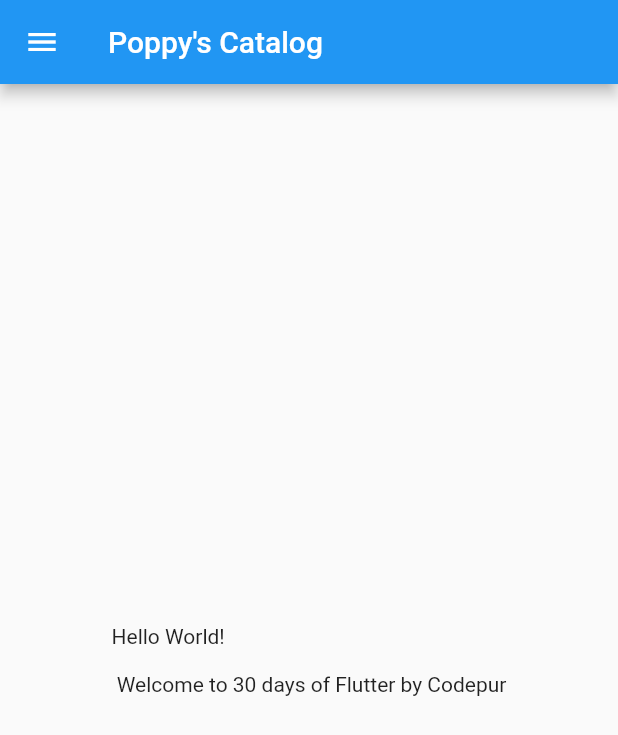
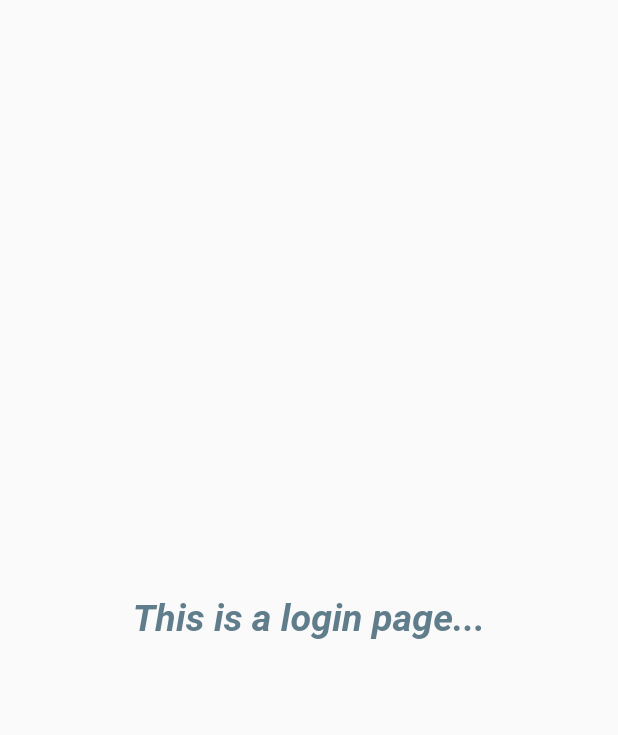
Before and after one commit to PoppyPretty/30daysofFlutter, a Flutter app: the screen it shows after launch, on a phone screen of 412 x 824 dp. Shown: the top 735 px of the screen. Run offline on Flutter 3.47's test engine with Material 2 defaults, Android fonts, the phone set to English and light mode, and no system bars.

Commit message:
Day 3 completed

```diff
--- a/lib/main.dart
+++ b/lib/main.dart
@@ -1,8 +1,9 @@
 import 'package:flutter/material.dart';
-import 'package:poppy_catalog/home_page.dart';
+import 'package:poppy_catalog/screens/home_page.dart';
+import 'package:poppy_catalog/screens/login_page.dart';
 
 void main() {
-  runApp(MyApp());
+  runApp(const MyApp());
 }
 
 class MyApp extends StatelessWidget {
@@ -11,7 +12,17 @@
   @override
   Widget build(BuildContext context) {
     return MaterialApp(
-      home: HomePage(),
+      themeMode: ThemeMode.light,
+      theme: ThemeData(primarySwatch: Colors.red),
+      darkTheme: ThemeData(
+        brightness: Brightness.dark,
+      ),
+      initialRoute: "/login",
+      routes: {
+        "/": ((context) => const LoginPage()),
+        "/login": ((context) => const LoginPage()),
+        "/home": ((context) => const HomePage()),
+      },
     );
   }
 }
--- a/lib/home_page.dart
+++ b/lib/screens/home_page.dart
@@ -1,6 +1,8 @@
 import 'package:flutter/material.dart';
 
 class HomePage extends StatelessWidget {
+  const HomePage({super.key});
+
   @override
   Widget build(BuildContext context) {
     const days = 30;
--- /dev/null
+++ b/lib/screens/login_page.dart
@@ -0,0 +1,21 @@
+import 'package:flutter/material.dart';
+
+class LoginPage extends StatelessWidget {
+  const LoginPage({super.key});
+
+  @override
+  Widget build(BuildContext context) {
+    return const Material(
+      child: Center(
+        child: Text(
+          "This is a login page...",
+          style: TextStyle(
+              fontSize: 25,
+              color: Colors.blueGrey,
+              fontWeight: FontWeight.bold,
+              fontStyle: FontStyle.italic),
+        ),
+      ),
+    );
+  }
+}
```
